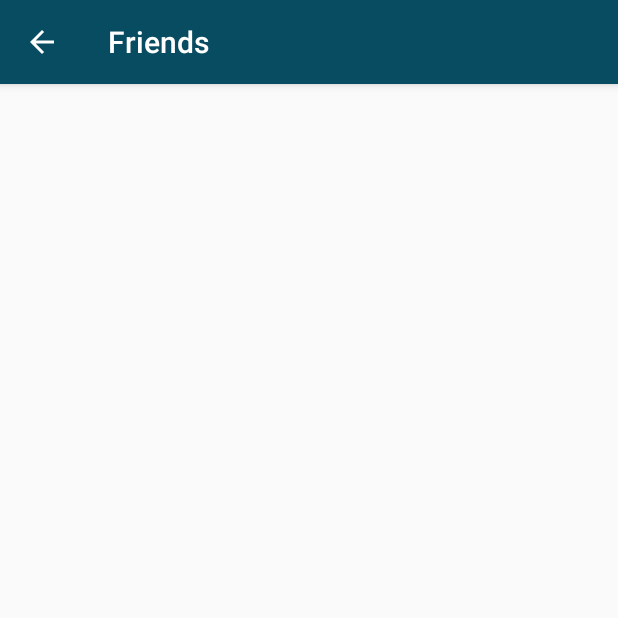
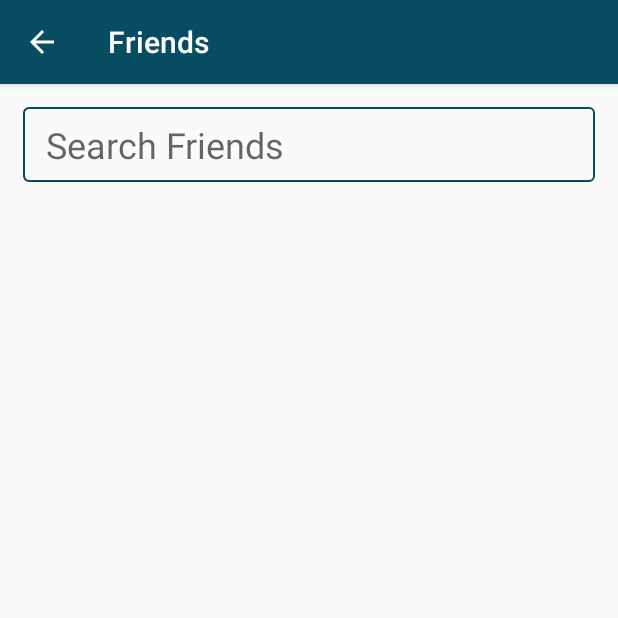
Before and after one commit to vasu2907/SocialCode, an Android app: the SearchFriends screen opened directly, with no data from a screen before it, on a phone screen of 412 x 824 dp, the top half of it. Run offline under Robolectric (Android 15) with nearby library versions, the phone set to English and light mode, and no system bars; Roboto replaces fonts that are not available here.

Commit message:
Search friend On Progress

```diff
--- a/app/src/main/java/com/example/socialcode/SearchFriends.java
+++ b/app/src/main/java/com/example/socialcode/SearchFriends.java
@@ -3,10 +3,19 @@ package com.example.socialcode;
 import android.os.Build;
 import android.support.v7.app.AppCompatActivity;
 import android.os.Bundle;
+import android.support.v7.widget.DividerItemDecoration;
+import android.support.v7.widget.LinearLayoutManager;
+import android.support.v7.widget.RecyclerView;
 import android.view.Window;
+import android.widget.EditText;
+
+import java.util.ArrayList;
 
 public class SearchFriends extends AppCompatActivity {
-
+    RecyclerView recyclerView;
+    private ArrayList<String> arrayList;
+    EditText searchbar;
+    String res = "";
     @Override
     protected void onCreate(Bundle savedInstanceState) {
         super.onCreate(savedInstanceState);
@@ -19,5 +28,12 @@ public class SearchFriends extends AppCompatActivity {
         else {
             window.setStatusBarColor(getResources().getColor(R.color.colorPrimary));
         }
+        recyclerView = (RecyclerView) findViewById(R.id.searchfriends_recycler);
+        searchbar =(EditText) findViewById(R.id.searchfriends_search);
+        recyclerView.setHasFixedSize(true);
+        recyclerView.setLayoutManager(new LinearLayoutManager(getApplicationContext()));
+        recyclerView.addItemDecoration(new DividerItemDecoration(getApplicationContext(),LinearLayoutManager.VERTICAL));
+        arrayList = new ArrayList<>();
+
     }
 }
--- /dev/null
+++ b/app/src/main/res/drawable/ic_add.xml
@@ -0,0 +1,5 @@
+<vector android:height="24dp" android:tint="#084C61"
+    android:viewportHeight="24.0" android:viewportWidth="24.0"
+    android:width="24dp" xmlns:android="http://schemas.android.com/apk/res/android">
+    <path android:fillColor="#FF000000" android:pathData="M10.01,21.01c0,1.1 0.89,1.99 1.99,1.99s1.99,-0.89 1.99,-1.99h-3.98zM18.88,16.82L18.88,11c0,-3.25 -2.25,-5.97 -5.29,-6.69v-0.72C13.59,2.71 12.88,2 12,2s-1.59,0.71 -1.59,1.59v0.72C7.37,5.03 5.12,7.75 5.12,11v5.82L3,18.94L3,20h18v-1.06l-2.12,-2.12zM16,13.01h-3v3h-2v-3L8,13.01L8,11h3L11,8h2v3h3v2.01z"/>
+</vector>
--- a/app/src/main/res/layout/activity_search_friends.xml
+++ b/app/src/main/res/layout/activity_search_friends.xml
@@ -1,9 +1,31 @@
 <?xml version="1.0" encoding="utf-8"?>
-<android.support.constraint.ConstraintLayout xmlns:android="http://schemas.android.com/apk/res/android"
+<LinearLayout xmlns:android="http://schemas.android.com/apk/res/android"
     xmlns:app="http://schemas.android.com/apk/res-auto"
     xmlns:tools="http://schemas.android.com/tools"
     android:layout_width="match_parent"
     android:layout_height="match_parent"
-    tools:context=".SearchFriends">
+    tools:context=".SearchFriends"
+    android:orientation="vertical">
 
-</android.support.constraint.ConstraintLayout>
+    <EditText
+        android:id="@+id/searchfriends_search"
+        android:layout_width="match_parent"
+        android:layout_height="50dp"
+        android:hint="Search Friends"
+        android:textSize="24sp"
+        android:layout_gravity="center"
+        android:paddingLeft="15dp"
+        android:layout_marginHorizontal="15dp"
+        android:layout_marginTop="15dp"
+        android:background="@drawable/edittextround"
+        />
+
+    <android.support.v7.widget.RecyclerView
+        android:id="@+id/searchfriends_recycler"
+        android:layout_width="match_parent"
+        android:layout_height="match_parent"
+        android:layout_marginHorizontal="15dp"
+        android:layout_marginTop="10dp"
+        />
+
+</LinearLayout>
```
Also changed, not shown: app/src/main/res/layout/searchfriends_layout.xml (added, +49 -0 lines).
